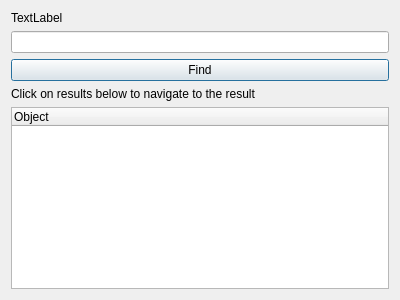
Above: src/find.ui from suncore/dflynav before the change. Below: the same form after it.
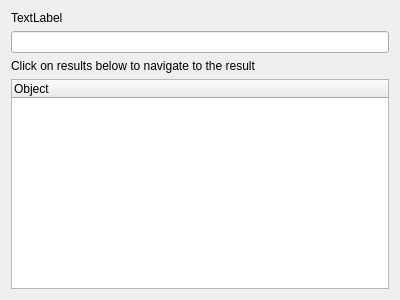
That is the form after the change.

```diff
--- a/src/find.ui
+++ b/src/find.ui
@@ -24,7 +24,14 @@
      </property>
     </widget>
    </item>
-   <item row="4" column="0">
+   <item row="2" column="0">
+    <widget class="QLabel" name="instruction">
+     <property name="text">
+      <string>Click on results below to navigate to the result</string>
+     </property>
+    </widget>
+   </item>
+   <item row="3" column="0">
     <widget class="QTreeWidget" name="hitlist">
      <column>
       <property name="text">
@@ -33,20 +40,6 @@
      </column>
     </widget>
    </item>
-   <item row="2" column="0">
-    <widget class="QPushButton" name="find">
-     <property name="text">
-      <string>Find</string>
-     </property>
-    </widget>
-   </item>
-   <item row="3" column="0">
-    <widget class="QLabel" name="label_2">
-     <property name="text">
-      <string>Click on results below to navigate to the result</string>
-     </property>
-    </widget>
-   </item>
   </layout>
  </widget>
  <resources/>
```
Left out of the diff: 4 changed lines with no effect on the pictures.
